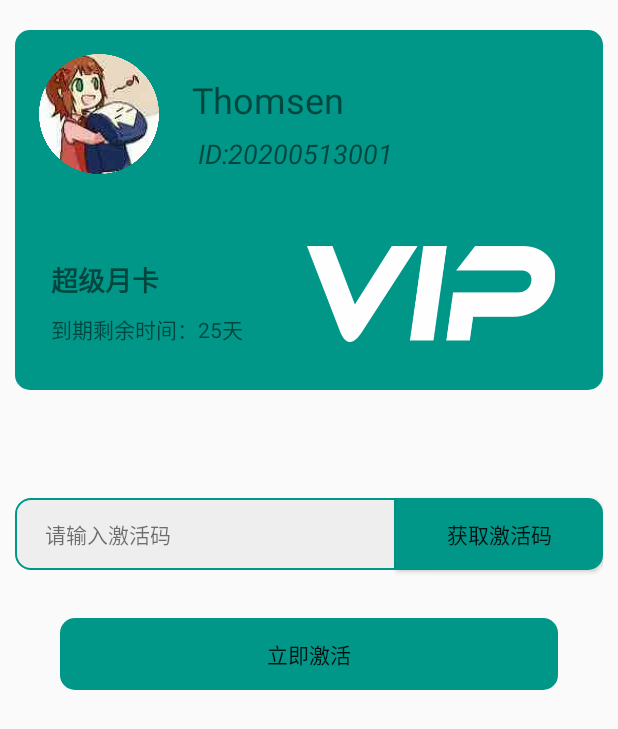
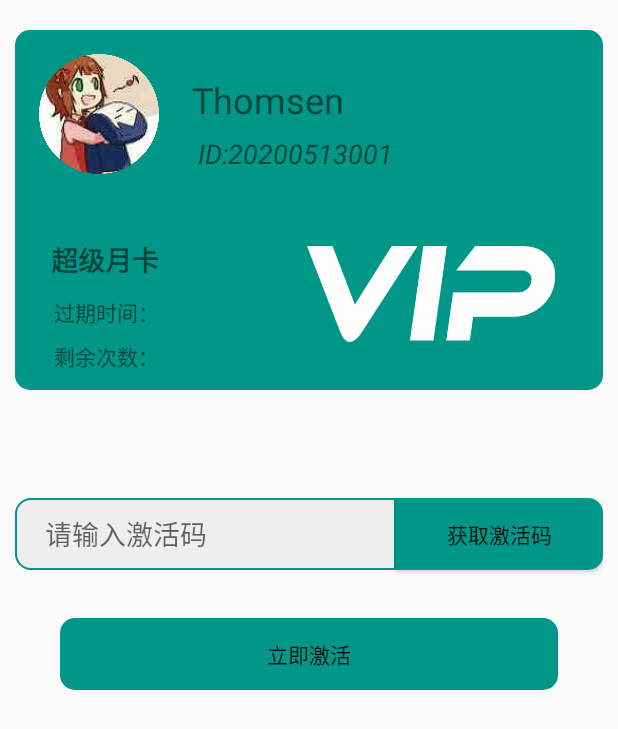
Before and after one commit to wangziyannb/YUKA, an Android app: the layout personal_service.xml on its own in the app's theme, with its tools: preview values and no code run, on a phone screen of 412 x 824 dp. Shown: the top 729 px of the screen. Run offline under Robolectric (Android 15) with nearby library versions, the phone set to English and light mode, and no system bars.

Commit message:
账号月卡

```diff
--- a/app/src/main/AndroidManifest.xml
+++ b/app/src/main/AndroidManifest.xml
@@ -14,9 +14,6 @@
         android:roundIcon="@mipmap/ic_launcher_round"
         android:supportsRtl="true"
         android:theme="@style/AppTheme">
-        <meta-data
-            android:name="com.google.android.actions"
-            android:resource="@xml/app_bar_style" />
 
         <activity
             android:name=".MainActivity"
--- a/app/src/main/java/com/wzy/yuka/MainApplication.java
+++ b/app/src/main/java/com/wzy/yuka/MainApplication.java
@@ -1,6 +1,7 @@
 package com.wzy.yuka;
 
 import android.app.Application;
+import android.provider.Settings;
 import android.util.Log;
 
 import com.lzf.easyfloat.EasyFloat;
@@ -9,7 +10,6 @@ import com.wzy.yuka.tools.debug.CrashManager;
 import com.wzy.yuka.tools.params.GetParams;
 
 import java.util.HashMap;
-import java.util.UUID;
 
 public class MainApplication extends Application {
     @Override
@@ -26,7 +26,8 @@ public class MainApplication extends Application {
     private void check() {
         HashMap<String, String> hashMap = UserManager.get();
         if (!hashMap.containsKey("uuid")) {
-            String uuid = UUID.randomUUID().toString();
+            //String uuid = UUID.randomUUID().toString();
+            String uuid = Settings.Secure.getString(getContentResolver(), Settings.Secure.ANDROID_ID);
             Log.d("Init", "初次安装,uuid:" + uuid);
             hashMap.put("uuid", uuid);
         } else {
--- a/app/src/main/java/com/wzy/yuka/ui/log/Login.java
+++ b/app/src/main/java/com/wzy/yuka/ui/log/Login.java
@@ -36,12 +36,14 @@ public class Login extends Fragment implements View.OnClickListener, GlobalHandl
                 Toast.makeText(getContext(), "登陆成功", Toast.LENGTH_SHORT).show();
                 NavHostFragment.findNavController(this).navigateUp();
                 break;
+
             case 601:
                 LoadingViewManager.dismiss();
                 Toast.makeText(getContext(), "用户名或密码错误", Toast.LENGTH_SHORT).show();
+                break;
             case 400:
                 LoadingViewManager.dismiss();
-                Toast.makeText(getContext(), "网络似乎出现了点问题...\n请检查网络或于开发者选项者检查服务器", Toast.LENGTH_SHORT).show();
+                Toast.makeText(getContext(), "网络似乎出现了点问题1...\n请检查网络或于开发者选项者检查服务器", Toast.LENGTH_SHORT).show();
                 break;
         }
     }
--- a/app/src/main/java/com/wzy/yuka/ui/log/Regist.java
+++ b/app/src/main/java/com/wzy/yuka/ui/log/Regist.java
@@ -29,6 +29,7 @@ public class Regist extends Fragment implements View.OnClickListener, GlobalHand
     private GlobalHandler globalHandler;
     private TableLayout tableLayout;
     private String[] params;
+
     @Nullable
     @Override
     public View onCreateView(@NonNull LayoutInflater inflater, @Nullable ViewGroup container, @Nullable Bundle savedInstanceState) {
@@ -87,9 +88,11 @@ public class Regist extends Fragment implements View.OnClickListener, GlobalHand
                 LoadingViewManager.dismiss();
                 Toast.makeText(getContext(), "注册成功", Toast.LENGTH_SHORT).show();
                 NavHostFragment.findNavController(this).navigateUp();
+                break;
             case 600:
                 LoadingViewManager.dismiss();
                 Toast.makeText(getContext(), "注册失败，用户名或账号与他人相同", Toast.LENGTH_SHORT).show();
+                break;
             case 400:
                 LoadingViewManager.dismiss();
                 Toast.makeText(getContext(), "网络似乎出现了点问题...\n请检查网络或于开发者选项者检查服务器", Toast.LENGTH_SHORT).show();
--- a/app/src/main/res/layout/member_services.xml
+++ b/app/src/main/res/layout/personal_service.xml
@@ -59,14 +59,24 @@
             android:textStyle="italic" />
 
         <TextView
-            android:id="@+id/member_day"
+            android:id="@+id/member_expiry"
             android:layout_width="wrap_content"
             android:layout_height="wrap_content"
             android:layout_alignParentStart="true"
             android:layout_alignParentBottom="true"
-            android:layout_marginStart="24dp"
-            android:layout_marginBottom="30dp"
-            android:text="到期剩余时间：25天" />
+            android:layout_marginStart="26dp"
+            android:layout_marginBottom="41dp"
+            android:text="过期时间：" />
+
+        <TextView
+            android:id="@+id/member_times"
+            android:layout_width="wrap_content"
+            android:layout_height="wrap_content"
+            android:layout_alignParentStart="true"
+            android:layout_alignParentBottom="true"
+            android:layout_marginStart="26dp"
+            android:layout_marginBottom="12dp"
+            android:text="剩余次数：" />
 
         <TextView
             android:id="@+id/member_type"
@@ -75,7 +85,7 @@
             android:layout_alignParentStart="true"
             android:layout_alignParentBottom="true"
             android:layout_marginStart="24dp"
-            android:layout_marginBottom="60dp"
+            android:layout_marginBottom="73dp"
             android:text="超级月卡"
             android:textSize="18sp"
             android:textStyle="bold" />
@@ -88,22 +98,23 @@
         android:layout_marginTop="60dp"
         android:layout_marginBottom="20dp"
         android:gravity="center"
+        android:id="@+id/personal_input"
         android:orientation="horizontal"
         android:paddingStart="10dp"
         android:paddingEnd="10dp">
 
-        <TextView
-            android:id="@+id/cdkey"
+        <EditText
+            android:id="@+id/personal_cdkey"
             android:layout_width="243dp"
             android:layout_height="48dp"
             android:layout_weight="2"
             android:background="@drawable/key_input_button"
             android:gravity="center_vertical"
             android:paddingStart="20dp"
-            android:text="请输入激活码" />
+            android:hint="请输入激活码" />
 
         <Button
-            android:id="@+id/button"
+            android:id="@+id/personal_button1"
             android:layout_width="132dp"
             android:layout_height="wrap_content"
             android:layout_weight="1"
@@ -113,7 +124,7 @@
     </LinearLayout>
 
     <Button
-        android:id="@+id/activate"
+        android:id="@+id/personal_button2"
         android:layout_width="match_parent"
         android:layout_height="wrap_content"
         android:layout_marginStart="40dp"
```
Also changed, not shown: app/src/main/java/com/wzy/yuka/core/user/UserManager.java (+80 -0 lines), app/src/main/java/com/wzy/yuka/tools/network/HttpRequest.java (+30 -7 lines), app/src/main/java/com/wzy/yuka/ui/user/PersonalFragment.java (+18 -1 lines), app/src/main/java/com/wzy/yuka/ui/user/PersonalInfo.java (added, +125 -0 lines), app/src/main/res/navigation/navigation.xml (+10 -1 lines), app/src/main/res/xml/spinner_style.xml (renamed from app/src/main/res/layout/spinner_style.xml).
